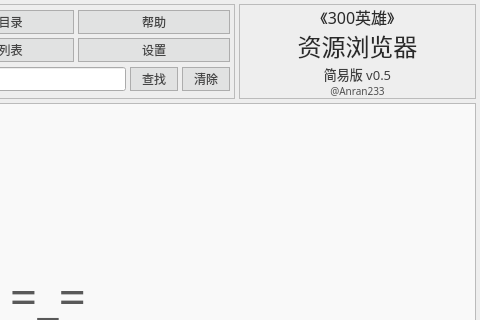
Qt form mainwindow.ui (Anran-233/300ResourceBrowser) before a commit; both pictures show x 720 to 1200 and y 0 to 320 of the 1200 by 600 pixel window.
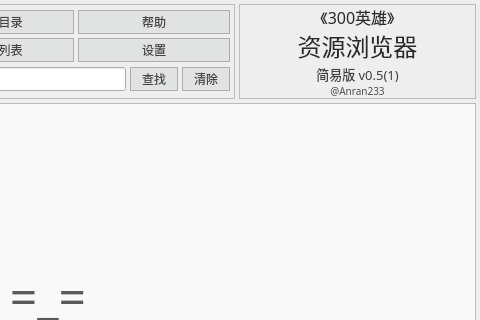
The same form after that commit. Icons and pictures are not drawn.

```diff
--- a/mainwindow.ui
+++ b/mainwindow.ui
@@ -571,7 +571,7 @@
           <string notr="true">border: 1px solid #bbb;</string>
          </property>
          <property name="text">
-          <string>&lt;html&gt;&lt;head/&gt;&lt;body&gt;&lt;p align=&quot;center&quot;&gt;&lt;span style=&quot; font-size:16px; color:#2a2a2a;&quot;&gt;《300英雄》&lt;br/&gt;&lt;/span&gt;&lt;span style=&quot; font-size:24px; color:#2a2a2a;&quot;&gt;资源浏览器&lt;/span&gt;&lt;br/&gt;&lt;span style=&quot; font-size:13px; color:#3f3f3f;&quot;&gt;简易版 v0.5&lt;/span&gt;&lt;br/&gt;&lt;span style=&quot; font-size:10px; color:#4f4f4f;&quot;&gt;@Anran233&lt;/span&gt;&lt;/p&gt;&lt;/body&gt;&lt;/html&gt;</string>
+          <string>&lt;html&gt;&lt;head/&gt;&lt;body&gt;&lt;p align=&quot;center&quot;&gt;&lt;span style=&quot; font-size:16px; color:#2a2a2a;&quot;&gt;《300英雄》&lt;br/&gt;&lt;/span&gt;&lt;span style=&quot; font-size:24px; color:#2a2a2a;&quot;&gt;资源浏览器&lt;/span&gt;&lt;br/&gt;&lt;span style=&quot; font-size:13px; color:#3f3f3f;&quot;&gt;简易版 v0.5(1)&lt;/span&gt;&lt;br/&gt;&lt;span style=&quot; font-size:10px; color:#4f4f4f;&quot;&gt;@Anran233&lt;/span&gt;&lt;/p&gt;&lt;/body&gt;&lt;/html&gt;</string>
          </property>
          <property name="alignment">
           <set>Qt::AlignCenter</set>
```
